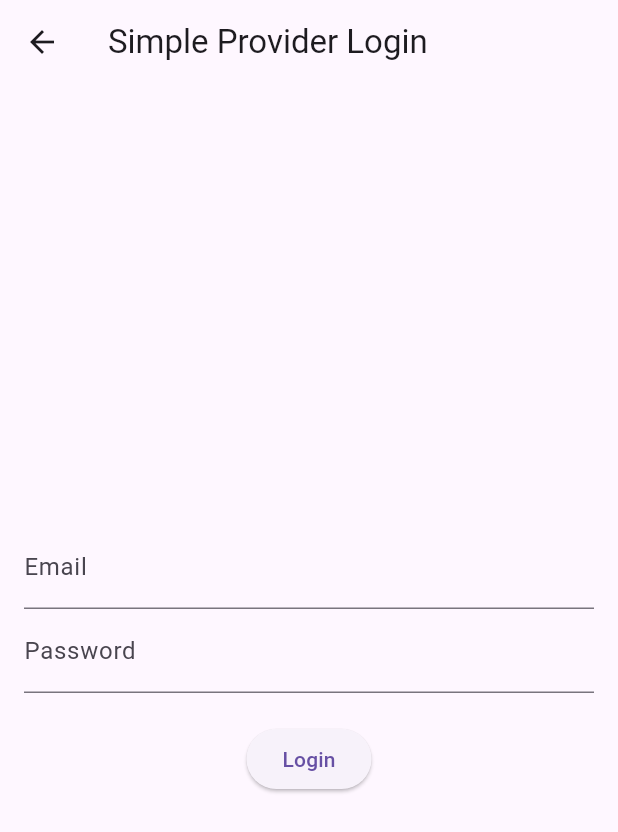
After one commit to ANJANA-V2003/Technical_task, a Flutter app: the LoginPage screen opened directly, after a tap on "Login", after a tap on the "logout" icon, on a phone screen of 412 x 824 dp. The commit adds this screen. Shown: the top 832 px of the screen. Run offline on Flutter 3.47's test engine with Material 3 defaults, Android fonts, the phone set to English and light mode, and no system bars; our stand-ins replace google_fonts; accounts and stored records are empty; network calls fail.

Commit message:
07/06/2025 providers

```diff
--- a/lib/Login_page.dart
+++ b/lib/Login_page.dart
@@ -1,9 +1,11 @@
 import 'package:flutter/cupertino.dart';
 import 'package:flutter/material.dart';
 import 'package:google_fonts/google_fonts.dart';
+import 'package:provider/provider.dart';
 import 'package:technical_task/Home_page.dart';
 
 import 'Auth_service.dart';
+import 'Provider/auth_provider.dart';
 
 class Login_Page extends StatefulWidget {
   const Login_Page({super.key});
@@ -16,9 +18,11 @@ class _Login_PageState extends State<Login_Page> {
   final TextEditingController _emailController = TextEditingController();
   final TextEditingController _passwordController = TextEditingController();
   bool _isLoading = false;
+  bool _obscurepswd = true;
 
   @override
   Widget build(BuildContext context) {
+    print("rebuild ui");
     return Scaffold(
       backgroundColor: Color(0xff14BF9E),
       body: Stack(
@@ -134,8 +138,12 @@ class _Login_PageState extends State<Login_Page> {
                   SizedBox(height: 25),
                   Padding(
                     padding: const EdgeInsets.only(left: 20, right: 20),
-                    child: TextFormField(
+                    child: Consumer<AuthProvider>(
+                      builder: (context, authProvider,_) {
+                        return TextFormField(
+                          obscureText: authProvider.obscurepswd,
                           controller: _passwordController,
+
                           decoration: InputDecoration(
                             hintText: "Password",
                             hintStyle: GoogleFonts.manrope(
@@ -143,12 +151,23 @@ class _Login_PageState extends State<Login_Page> {
                               fontWeight: FontWeight.w400,
                             ),
                             prefixIcon: Icon(Icons.lock_outline_rounded),
-                        suffixIcon: Icon(Icons.remove_red_eye_outlined),
+                            suffixIcon: IconButton(
+                              onPressed: () {
+                                authProvider.obscurePassword();
+                              },
+                              icon: Icon(
+                               authProvider.obscurepswd
+                                    ? Icons.visibility
+                                    : Icons.visibility_off,
+                              ),
+                            ),
                             border: OutlineInputBorder(
                               borderSide: BorderSide(width: 0.5),
                               borderRadius: BorderRadius.circular(10),
                             ),
                           ),
+                        );
+                      }
                     ),
                   ),
                   SizedBox(height: 25),
@@ -157,27 +176,39 @@ class _Login_PageState extends State<Login_Page> {
                     children: [
                       GestureDetector(
                         onTap: () async {
-                          setState(() {
-                            _isLoading = true;
-                          });
-                          final email = _emailController.text.trim();//trim is used to get the data from the inputtext.
+                          // setState(() {
+                          //   _isLoading = true;
+                          // });
+                          final email =
+                              _emailController.text
+                                  .trim(); //trim is used to get the data from the inputtext.
                           final password = _passwordController.text.trim();
-                          final authService = AuthService();
-
+                          // final authService = AuthService();
+                          final authProvider = Provider.of<AuthProvider>(context, listen: false);
                           try {
                             // final userName = await authService.login(
                             //   email,
                             //   password,
                             //  );        method without using models
-                            final loginResponse = await authService.login(email, password);
+                            // final loginResponse = await authService.login(
+                            //   email,
+                            //   password,
+                            // );
+                            await authProvider.login(email, password);
 
-                            final userName = loginResponse.user.userDisplayName; // ✅ correct extraction
-                            final emailFromApi = loginResponse.user.email; // here whole data from api is fetched and can be called by using loginresponse.the name
-                            final role = loginResponse.user.userType.role;
+                            // final userName =
+                            //     loginResponse
+                            //         .user
+                            //         .userDisplayName; // correct extraction of data from api
+                            // final emailFromApi =
+                            //     loginResponse
+                            //         .user
+                            //         .email; // here whole data from api is fetched and can be called by using loginresponse.the name
+                            // final role = loginResponse.user.userType.role;
 
-                            setState(() {
-                              _isLoading = false;
-                            });
+                            // setState(() {
+                            //   _isLoading = false;
+                            // });
 
                             _emailController.clear();
                             _passwordController.clear();
@@ -185,10 +216,11 @@ class _Login_PageState extends State<Login_Page> {
                             Navigator.push(
                               context,
                               MaterialPageRoute(
-                                builder: (context) => HomePage(
-                                  userName: userName, // from API
-                                  email: emailFromApi, // from the api
-                                  role: role, // from the api
+                                builder:
+                                    (context) => HomePage(
+                                      // userName: authProvider.response?.user.fullName??'', // from API
+                                      // email: authProvider.response?.user.email??'', // from the api
+                                      // role: authProvider.response?.user.userType.role??'', // from the api
                                     ),
                               ),
                             );
@@ -207,18 +239,19 @@ class _Login_PageState extends State<Login_Page> {
                             //         ],
                             //       ),
                             // );
-                          }
-                          catch (e) {
-                            setState(() {
-                              _isLoading = false;
-                            });
+                          } catch (e) {
+                            // setState(() {
+                            //   _isLoading = false;
+                            // });
 
                             ScaffoldMessenger.of(context).showSnackBar(
                               SnackBar(content: Text("Login failed: $e")),
                             );
                           }
                         },
-                        child: Container(
+                        child: Consumer<AuthProvider>(
+                          builder: (context,authProvider, _) {
+                            return Container(
                               height: 55,
                               width: 295,
                               decoration: BoxDecoration(
@@ -227,7 +260,7 @@ class _Login_PageState extends State<Login_Page> {
                               ),
                               child: Center(
                                 child:
-                                _isLoading
+                                   authProvider.isLoading
                                         ? CircularProgressIndicator(
                                           color: Colors.white,
                                         )
@@ -240,6 +273,8 @@ class _Login_PageState extends State<Login_Page> {
                                           ),
                                         ),
                               ),
+                            );
+                          }
                         ),
                       ),
                     ],
--- /dev/null
+++ b/lib/Provider/auth_provider.dart
@@ -0,0 +1,75 @@
+import 'dart:convert';
+
+import 'package:flutter/material.dart';
+import 'package:http/http.dart' as http;
+
+import '../model/login_api.dart';
+
+class AuthProvider with ChangeNotifier {
+  String? _userName;
+  bool _isLoggedIn = false;
+  bool _obscurepswd = true;
+  LoginResponse? _response;
+  bool _isLoading = false;
+
+  String? get userName => _userName;
+  bool get isLoggedIn => _isLoggedIn;
+  bool get obscurepswd => _obscurepswd;
+  LoginResponse? get response => _response;
+  bool  get isLoading => _isLoading;
+
+
+  obscurePassword()
+  {
+    _obscurepswd = !_obscurepswd;
+    notifyListeners();
+  }
+
+  loading(bool value){
+    _isLoading=value;
+    notifyListeners();
+  }
+
+
+
+  void logout() {
+    _userName = null;
+    _isLoggedIn = false;
+    notifyListeners(); // 🔔 Update UI
+  }
+
+  Future<void> login(String email, String password) async {
+    loading(true);
+    final url = Uri.parse(
+      'https://entrance-test-api.datahex.co/api/v1/auth/login/',
+    );
+    try {
+      final response = await http.post(
+        url,
+        headers: {'Content-Type': 'application/json'},
+        body: jsonEncode({'email': email, 'password': password}),
+      );
+
+      if (response.statusCode == 200) {
+        _response = loginResponseFromJson(response.body);
+        notifyListeners();
+        // return data;
+
+        // if (data != null && data['user'] != null) {
+        //   final userName = data['user']['userDisplayName'];
+        //   return userName;
+        // }
+        // else {
+        //   throw Exception("User data not found in the response");
+        // }
+      } else {
+        final error = jsonDecode(response.body);
+        throw Exception(error['message'] ?? 'Login failed');
+      }
+      loading(false);
+    } catch (e) {
+      print("Error occurred: $e");
+      throw Exception("An error occurred while logging in");
+    }
+  }
+}
--- /dev/null
+++ b/lib/Provider/home_provider.dart
@@ -0,0 +1,32 @@
+import 'package:flutter/material.dart';
+import 'package:provider/provider.dart';
+import 'auth_provider.dart';
+import 'login_provider.dart';
+
+class HomePage extends StatelessWidget {
+  @override
+  Widget build(BuildContext context) {
+    final authProvider = Provider.of<AuthProvider>(context);
+
+    return Scaffold(
+      appBar: AppBar(
+        title: Text('Welcome ${authProvider.userName}'),
+        actions: [
+          IconButton(
+            icon: Icon(Icons.logout),
+            onPressed: () {
+              authProvider.logout();
+              Navigator.pushReplacement(
+                context,
+                MaterialPageRoute(builder: (context) => LoginPage()),
+              );
+            },
+          )
+        ],
+      ),
+      body: Center(
+        child: Text('You are now logged in!', style: TextStyle(fontSize: 24)),
+      ),
+    );
+  }
+}
--- /dev/null
+++ b/lib/Provider/login_provider.dart
@@ -0,0 +1,56 @@
+import 'package:flutter/material.dart';
+import 'package:provider/provider.dart';
+import 'auth_provider.dart';
+import 'home_provider.dart';
+
+class LoginPage extends StatelessWidget {
+  final TextEditingController _emailController = TextEditingController();
+  final TextEditingController _passwordController = TextEditingController();
+
+  @override
+  Widget build(BuildContext context) {
+    final authProvider = Provider.of<AuthProvider>(context);
+
+    return Scaffold(
+      appBar: AppBar(title: Text('Simple Provider Login')),
+      body: Padding(
+        padding: const EdgeInsets.all(16.0),
+        child: Column(
+          mainAxisAlignment: MainAxisAlignment.center,
+          children: [
+            TextField(
+              controller: _emailController,
+              decoration: InputDecoration(labelText: 'Email'),
+            ),
+            TextField(
+              controller: _passwordController,
+              decoration: InputDecoration(labelText: 'Password'),
+              obscureText: true,
+            ),
+            SizedBox(height: 20),
+            ElevatedButton(
+              onPressed: () {
+                try {
+                  authProvider.login(
+                    _emailController.text.trim(),
+                    _passwordController.text.trim(),
+                  );
+
+                  Navigator.pushReplacement(
+                    context,
+                    MaterialPageRoute(builder: (context) => HomePage()),
+                  );
+                } catch (e) {
+                  ScaffoldMessenger.of(context).showSnackBar(
+                    SnackBar(content: Text(e.toString())),
+                  );
+                }
+              },
+              child: Text('Login'),
+            ),
+          ],
+        ),
+      ),
+    );
+  }
+}
```
Also changed, not shown: lib/Home_page.dart (+16 -10 lines), lib/main.dart (+19 -4 lines). Lines whose indentation alone changed are shown as unchanged.
